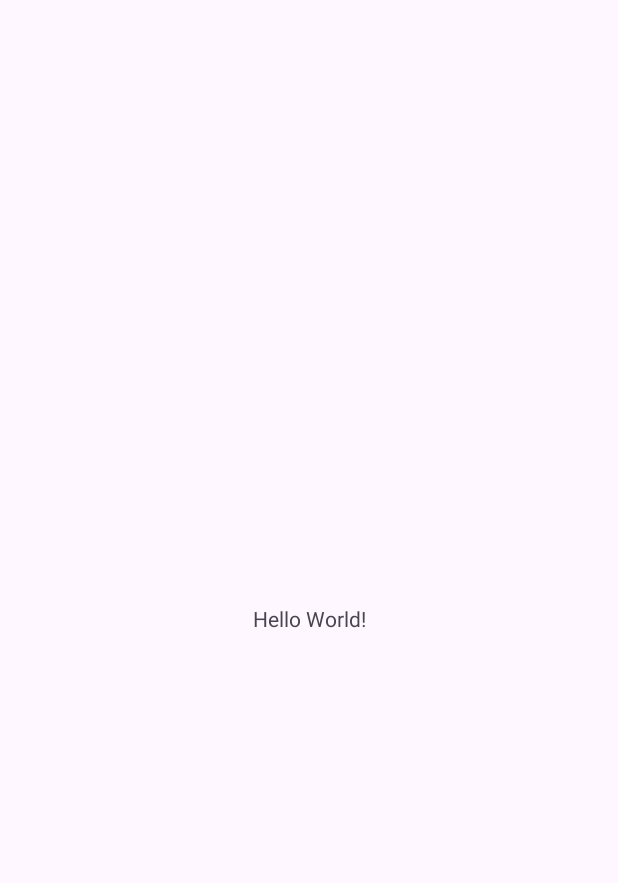
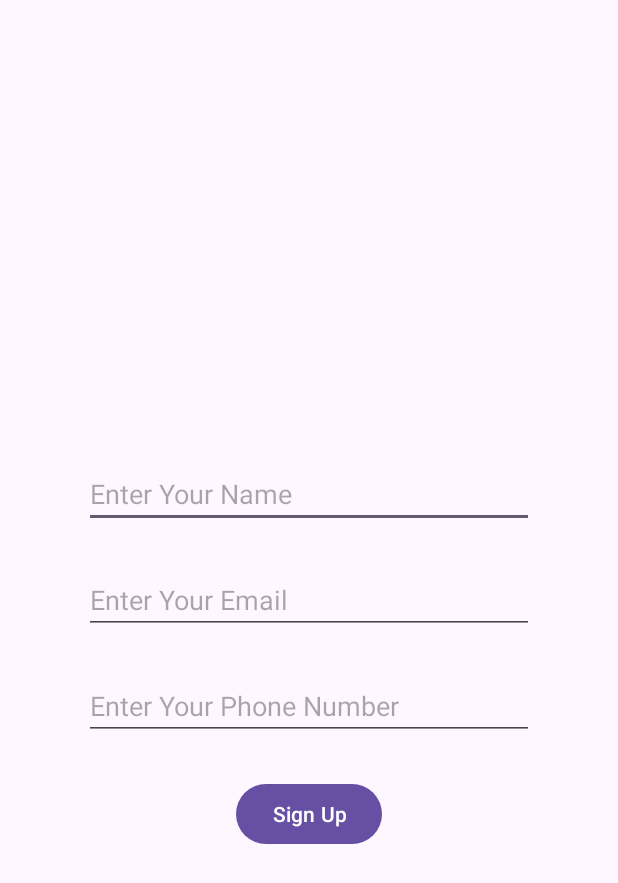
Before and after one commit to ContardiC/Sending-Data-Android, an Android app: the screen it shows after launch (MainActivity), on a phone screen of 412 x 824 dp. Before the commit the part shown is almost empty. Shown: the top 883 px of the screen. Run offline under Robolectric (Android 15) with nearby library versions, the phone set to English and light mode, and no system bars.

Commit message:
[Feature] Add: send data from MainActivity to SecondActivity

```diff
--- a/app/src/main/AndroidManifest.xml
+++ b/app/src/main/AndroidManifest.xml
@@ -13,6 +13,9 @@
         android:theme="@style/Theme.SendingData"
         tools:targetApi="31">
         <activity
+            android:name=".SecondActivity"
+            android:exported="false" />
+        <activity
             android:name=".MainActivity"
             android:exported="true">
             <intent-filter>
--- a/app/src/main/java/it/spacecoding/sendingdata/MainActivity.java
+++ b/app/src/main/java/it/spacecoding/sendingdata/MainActivity.java
@@ -1,6 +1,10 @@
 package it.spacecoding.sendingdata;
 
+import android.content.Intent;
 import android.os.Bundle;
+import android.view.View;
+import android.widget.Button;
+import android.widget.EditText;
 
 import androidx.activity.EdgeToEdge;
 import androidx.appcompat.app.AppCompatActivity;
@@ -9,7 +13,10 @@ import androidx.core.view.ViewCompat;
 import androidx.core.view.WindowInsetsCompat;
 
 public class MainActivity extends AppCompatActivity {
-
+    EditText editTextName;
+    EditText editTextEmail;
+    EditText editTextPhone;
+    Button buttonSignUp;
     @Override
     protected void onCreate(Bundle savedInstanceState) {
         super.onCreate(savedInstanceState);
@@ -20,5 +27,24 @@ public class MainActivity extends AppCompatActivity {
             v.setPadding(systemBars.left, systemBars.top, systemBars.right, systemBars.bottom);
             return insets;
         });
+        editTextName = findViewById(R.id.editTextName);
+        editTextEmail = findViewById(R.id.editTextEmail);
+        editTextPhone = findViewById(R.id.editTextPhone);
+        buttonSignUp = findViewById(R.id.button);
+
+        buttonSignUp.setOnClickListener(new View.OnClickListener() {
+            @Override
+            public void onClick(View v) {
+                String userName = editTextName.getText().toString();
+                String userEmail = editTextEmail.getText().toString();
+                String userPhone = editTextPhone.getText().toString();
+                Intent intent = new Intent(MainActivity.this, SecondActivity.class);
+                // key value
+                intent.putExtra("name",userName);
+                intent.putExtra("email",userEmail);
+                intent.putExtra("phone",userPhone);
+                startActivity(intent);
+            }
+        });
     }
 }
--- a/app/src/main/res/layout/activity_main.xml
+++ b/app/src/main/res/layout/activity_main.xml
@@ -1,19 +1,53 @@
 <?xml version="1.0" encoding="utf-8"?>
-<androidx.constraintlayout.widget.ConstraintLayout xmlns:android="http://schemas.android.com/apk/res/android"
+<LinearLayout xmlns:android="http://schemas.android.com/apk/res/android"
     xmlns:app="http://schemas.android.com/apk/res-auto"
     xmlns:tools="http://schemas.android.com/tools"
     android:id="@+id/main"
     android:layout_width="match_parent"
     android:layout_height="match_parent"
+    android:gravity="center"
+    android:orientation="vertical"
     tools:context=".MainActivity">
 
-    <TextView
+    <EditText
+        android:id="@+id/editTextName"
+        android:layout_width="300dp"
+        android:layout_height="wrap_content"
+        android:layout_marginTop="50dp"
+        android:ems="10"
+        android:hint="@string/enter_your_name_hint"
+        android:inputType="text"
+        tools:layout_editor_absoluteX="16dp"
+        tools:layout_editor_absoluteY="326dp" />
+
+    <EditText
+        android:id="@+id/editTextEmail"
+        android:layout_width="300dp"
+        android:layout_height="wrap_content"
+        android:layout_marginTop="25dp"
+        android:ems="10"
+        android:hint="@string/enter_your_email_hint"
+        android:inputType="text"
+        tools:layout_editor_absoluteX="16dp"
+        tools:layout_editor_absoluteY="236dp" />
+
+    <EditText
+        android:id="@+id/editTextPhone"
+        android:layout_width="300dp"
+        android:layout_height="wrap_content"
+        android:layout_marginTop="25dp"
+        android:ems="10"
+        android:hint="@string/enter_your_phone_number_hint"
+        android:inputType="text"
+        tools:layout_editor_absoluteX="16dp"
+        tools:layout_editor_absoluteY="281dp" />
+
+    <Button
+        android:id="@+id/button"
         android:layout_width="wrap_content"
         android:layout_height="wrap_content"
-        android:text="Hello World!"
-        app:layout_constraintBottom_toBottomOf="parent"
-        app:layout_constraintEnd_toEndOf="parent"
-        app:layout_constraintStart_toStartOf="parent"
-        app:layout_constraintTop_toTopOf="parent" />
-
-</androidx.constraintlayout.widget.ConstraintLayout>
+        android:layout_marginTop="25dp"
+        android:text="Sign Up"
+        tools:layout_editor_absoluteX="16dp"
+        tools:layout_editor_absoluteY="408dp" />
+</LinearLayout>
--- a/app/src/main/res/values/strings.xml
+++ b/app/src/main/res/values/strings.xml
@@ -1,3 +1,6 @@
 <resources>
     <string name="app_name">Sending Data</string>
+    <string name="enter_your_name_hint">Enter Your Name</string>
+    <string name="enter_your_email_hint">Enter Your Email</string>
+    <string name="enter_your_phone_number_hint">Enter Your Phone Number</string>
 </resources>
```
Also changed, not shown: app/src/main/java/it/spacecoding/sendingdata/SecondActivity.java (added, +37 -0 lines), app/src/main/res/layout/activity_second.xml (added, +31 -0 lines).
